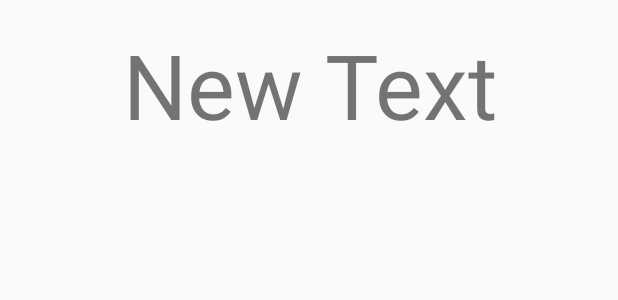
After one commit to lucasfogacadj/CalculadoraIMC_Android, an Android app: the layout activity_tela2.xml on its own in the app's theme, with its tools: preview values and no code run, on a phone screen of 412 x 824 dp. The commit adds this screen. Shown: the top 300 px of the screen. Run offline under Robolectric (Android 15) with nearby library versions, the phone set to English and light mode, and no system bars.

Commit message:
Adicionado Segunda Tela
It’s funcking Working!

```diff
--- a/app/build.gradle
+++ b/app/build.gradle
@@ -22,5 +22,6 @@ android {
 dependencies {
     compile fileTree(dir: 'libs', include: ['*.jar'])
     testCompile 'junit:junit:4.12'
-    compile 'com.android.support:appcompat-v7:23.0.1'
+    compile 'com.android.support:appcompat-v7:23.1.0'
+    compile 'com.android.support:design:23.1.0'
 }
--- a/app/src/main/AndroidManifest.xml
+++ b/app/src/main/AndroidManifest.xml
@@ -15,6 +15,8 @@
                 <category android:name="android.intent.category.LAUNCHER" />
             </intent-filter>
         </activity>
+        <activity android:name=".Tela2" >
+        </activity>
     </application>
 
 </manifest>
--- /dev/null
+++ b/app/src/main/res/layout/activity_tela2.xml
@@ -0,0 +1,20 @@
+<?xml version="1.0" encoding="utf-8"?>
+<RelativeLayout xmlns:android="http://schemas.android.com/apk/res/android"
+    xmlns:tools="http://schemas.android.com/tools" android:layout_width="match_parent"
+    android:layout_height="match_parent" android:paddingLeft="@dimen/activity_horizontal_margin"
+    android:paddingRight="@dimen/activity_horizontal_margin"
+    android:paddingTop="@dimen/activity_vertical_margin"
+    android:paddingBottom="@dimen/activity_vertical_margin"
+    tools:context="br.com.lucasfogaca.calculadoradeimc.Tela2">
+
+    <TextView
+        android:layout_width="match_parent"
+        android:layout_height="wrap_content"
+        android:text="New Text"
+        android:id="@+id/txtResultado"
+        android:layout_alignParentTop="true"
+        android:layout_alignParentStart="true"
+        android:textAlignment="center"
+        android:textSize="60dp" />
+
+</RelativeLayout>
--- a/app/src/main/res/values/dimens.xml
+++ b/app/src/main/res/values/dimens.xml
@@ -2,4 +2,5 @@
     <!-- Default screen margins, per the Android Design guidelines. -->
     <dimen name="activity_horizontal_margin">16dp</dimen>
     <dimen name="activity_vertical_margin">16dp</dimen>
+    <dimen name="fab_margin">16dp</dimen>
 </resources>
--- a/app/src/main/res/values/strings.xml
+++ b/app/src/main/res/values/strings.xml
@@ -1,3 +1,5 @@
 <resources>
     <string name="app_name">Calculadora de IMC</string>
+    <string name="title_activity_display_message">My Message</string>
+    <string name="re" />
 </resources>
--- a/app/src/main/res/values/styles.xml
+++ b/app/src/main/res/values/styles.xml
@@ -7,5 +7,11 @@
         <item name="colorPrimaryDark">@color/colorPrimaryDark</item>
         <item name="colorAccent">@color/colorAccent</item>
     </style>
+    <style name="AppTheme.NoActionBar">
+        <item name="windowActionBar">false</item>
+        <item name="windowNoTitle">true</item>
+    </style>
+    <style name="AppTheme.AppBarOverlay" parent="ThemeOverlay.AppCompat.Dark.ActionBar" />
+    <style name="AppTheme.PopupOverlay" parent="ThemeOverlay.AppCompat.Light" />
 
 </resources>
```
Also changed, not shown: app/src/main/java/br/com/lucasfogaca/calculadoradeimc/MainActivity.java (+11 -0 lines), app/src/main/java/br/com/lucasfogaca/calculadoradeimc/Tela2.java (added, +28 -0 lines), app/src/main/res/layout/activity_main.xml (+6 -6 lines), app/src/main/res/values-v21/styles.xml (added, +8 -0 lines), 1 other file.
